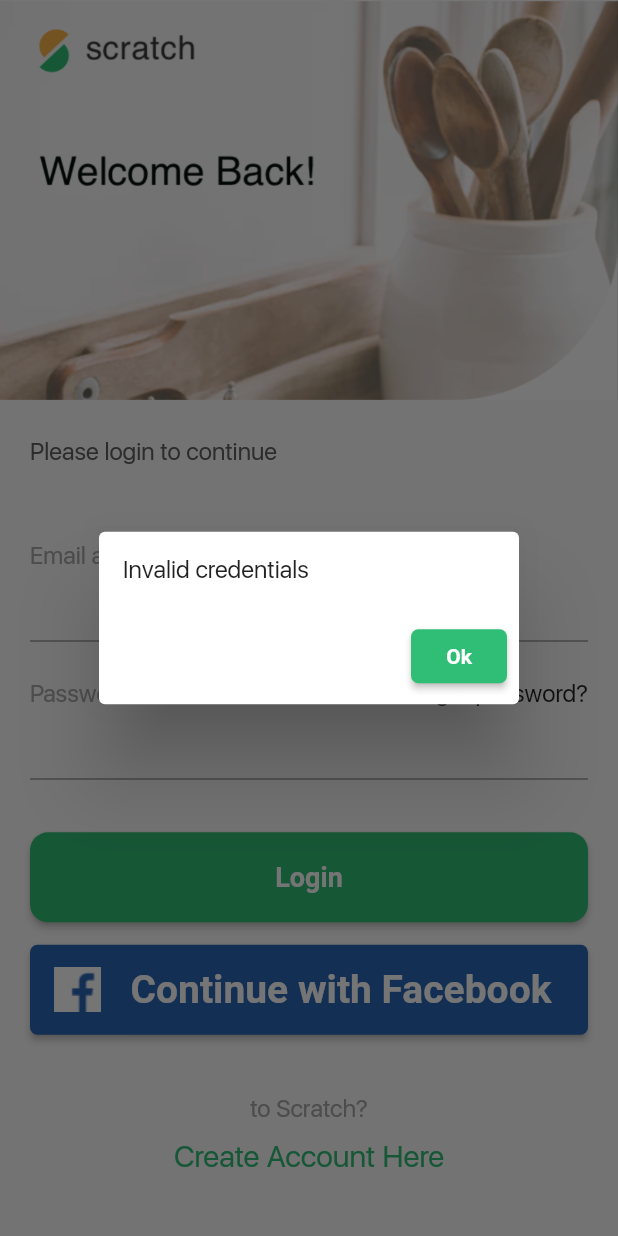
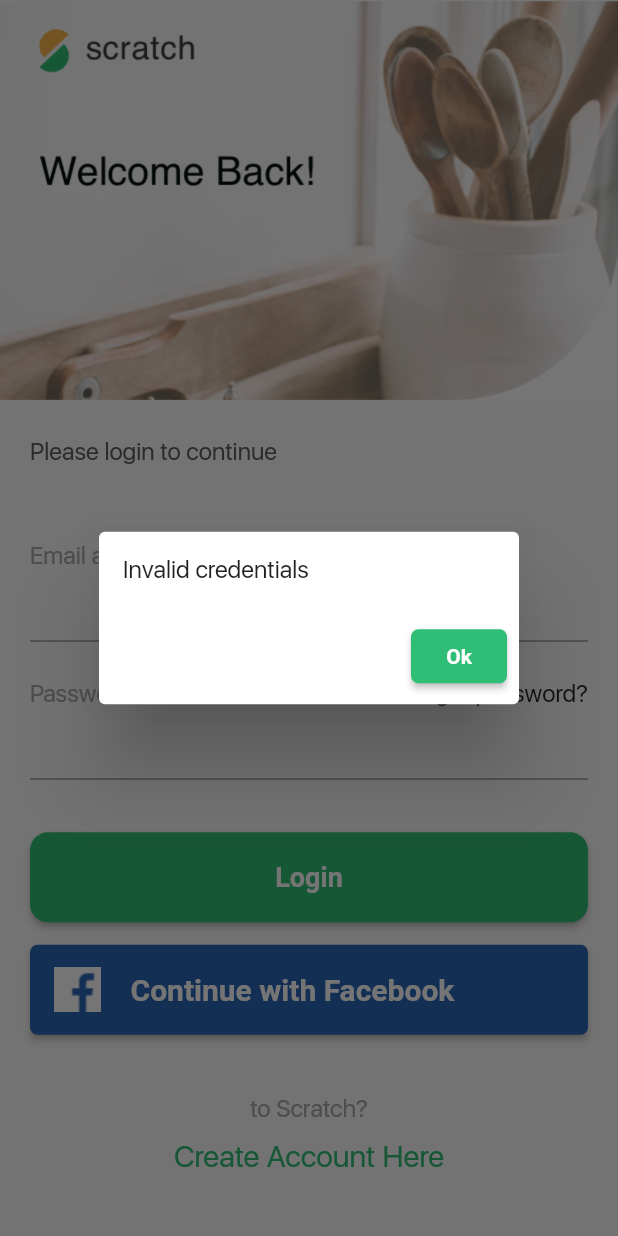
Before and after one commit to JoaoVictorArruda/scratch-recipe-app, a Flutter app: the screen it shows after launch, after a tap on "Login", on a phone screen of 412 x 824 dp. Run offline on Flutter 3.47's test engine with Material 2 defaults, Android fonts, the phone set to English and light mode, and no system bars; drawn by our look-alikes of auto_size_text; our stand-ins replace flutter_bloc, flutter_svg; missing offline and left inert: flutter_facebook_auth.

Commit message:
fix: facebook logout error

```diff
--- a/lib/application/signup/signup_form_cubit.dart
+++ b/lib/application/signup/signup_form_cubit.dart
@@ -20,6 +20,7 @@ class SignupFormCubit extends Cubit<SignupFormState> {
 
   String login(String email, String password) {
     if(email == 'admin@scratch.com' && password == 'admin') {
+      Profile.isFacebook = false;
       return "";
     }
     return "Invalid credentials";
--- a/lib/presentation/signup/signup_form_page.dart
+++ b/lib/presentation/signup/signup_form_page.dart
@@ -95,7 +95,7 @@ class SignupFormPage extends StatelessWidget {
                                     SizedBox(width: 20,),
                                     FittedBox(
                                         fit: BoxFit.fitWidth,
-                                        child: AutoSizeText('Continue with Facebook', style: TextStyle(fontWeight: FontWeight.bold, fontSize: 26),)
+                                        child: AutoSizeText('Continue with Facebook', style: TextStyle(fontWeight: FontWeight.bold, fontSize: 20),)
                                     )
                                   ],
                                 ),
```
